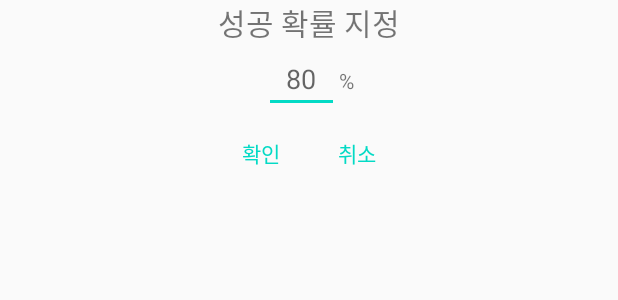
After one commit to namefox2/android_calendar, an Android app: the layout success_percent.xml on its own in the app's theme, with its tools: preview values and no code run, on a phone screen of 412 x 824 dp. The commit adds this screen. Shown: the top 300 px of the screen. Run offline under Robolectric (Android 15) with nearby library versions, the phone set to English and light mode, and no system bars.

```diff
--- /dev/null
+++ b/app/src/main/res/layout/success_percent.xml
@@ -0,0 +1,60 @@
+<?xml version="1.0" encoding="utf-8"?>
+<androidx.constraintlayout.widget.ConstraintLayout xmlns:android="http://schemas.android.com/apk/res/android"
+    android:layout_width="match_parent"
+    android:layout_height="match_parent">
+    <LinearLayout
+        android:layout_width="match_parent"
+        android:layout_height="match_parent"
+        android:orientation="vertical"
+        android:id="@+id/success_box">
+        <TextView
+            android:layout_width="match_parent"
+            android:layout_height="wrap_content"
+            android:text="@string/success_num"
+            android:textSize="20sp"
+            android:id="@+id/success_str"
+            android:gravity="center">
+        </TextView>
+        <LinearLayout
+            android:layout_width="wrap_content"
+            android:layout_height="wrap_content"
+            android:orientation="horizontal"
+            android:layout_gravity="center_horizontal">
+            <EditText
+                android:layout_width="50dp"
+                android:layout_height="wrap_content"
+                android:id="@+id/success_number"
+                android:inputType="number"
+                android:hint="@string/_80"
+                android:autofillHints="80"
+                android:textAlignment="center">
+            </EditText>
+            <TextView
+                android:layout_width="match_parent"
+                android:layout_height="wrap_content"
+                android:text="@string/percent">
+            </TextView>
+        </LinearLayout>
+        <LinearLayout
+            android:layout_width="wrap_content"
+            android:layout_height="wrap_content"
+            android:orientation="horizontal"
+            android:layout_gravity="center">
+            <Button
+                android:id="@+id/success_ok"
+                android:layout_width="wrap_content"
+                android:layout_height="wrap_content"
+                android:text="@string/ok"
+                style="?android:attr/buttonBarButtonStyle">
+            </Button>
+            <Button
+                android:id="@+id/success_cancel"
+                android:layout_width="wrap_content"
+                android:layout_height="wrap_content"
+                android:text="@string/cancel"
+                style="?android:attr/buttonBarButtonStyle">
+            </Button>
+        </LinearLayout>
+
+    </LinearLayout>
+</androidx.constraintlayout.widget.ConstraintLayout>
--- a/app/src/main/res/values/strings.xml
+++ b/app/src/main/res/values/strings.xml
@@ -15,4 +15,9 @@
     <string name="year_month">%d %d월</string>
     <string name="promise">PROMISE</string>
     <string name="todo">TODO</string>
+    <string name="success_num">성공 확률 지정</string>
+    <string name="percent">%</string>
+    <string name="_80">80</string>
+    <string name="ok">확인</string>
+    <string name="cancel">취소</string>
 </resources>
```
Also changed, not shown: app/src/main/java/com/example/calendar/MainActivity.java (+180 -4 lines).
